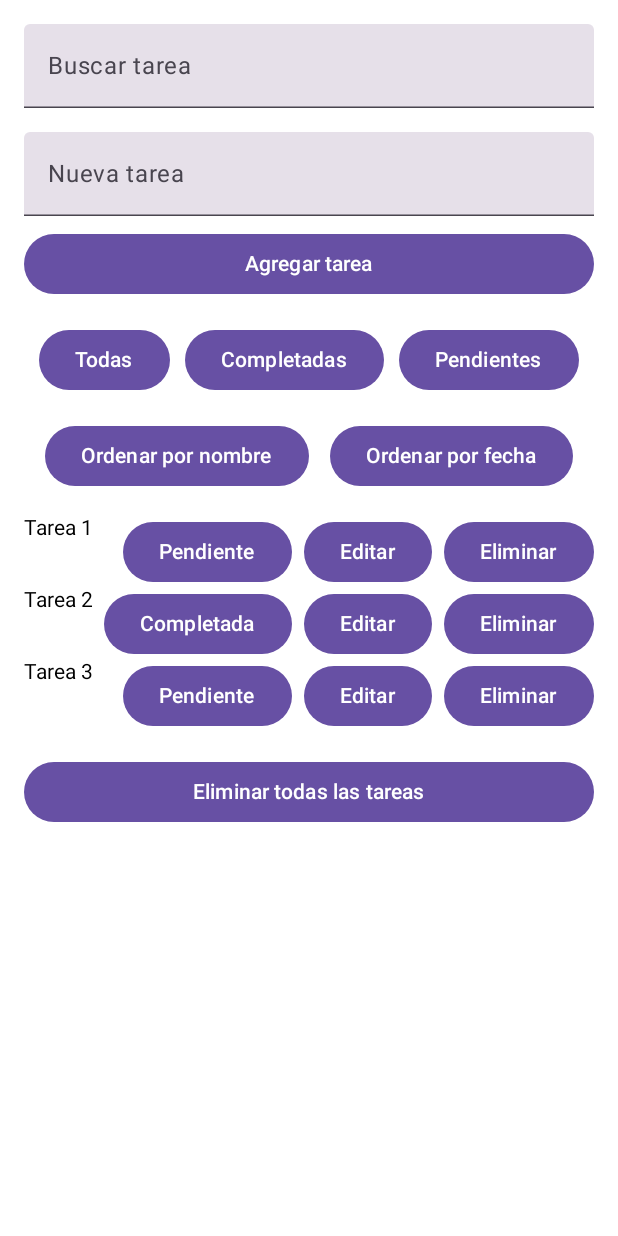
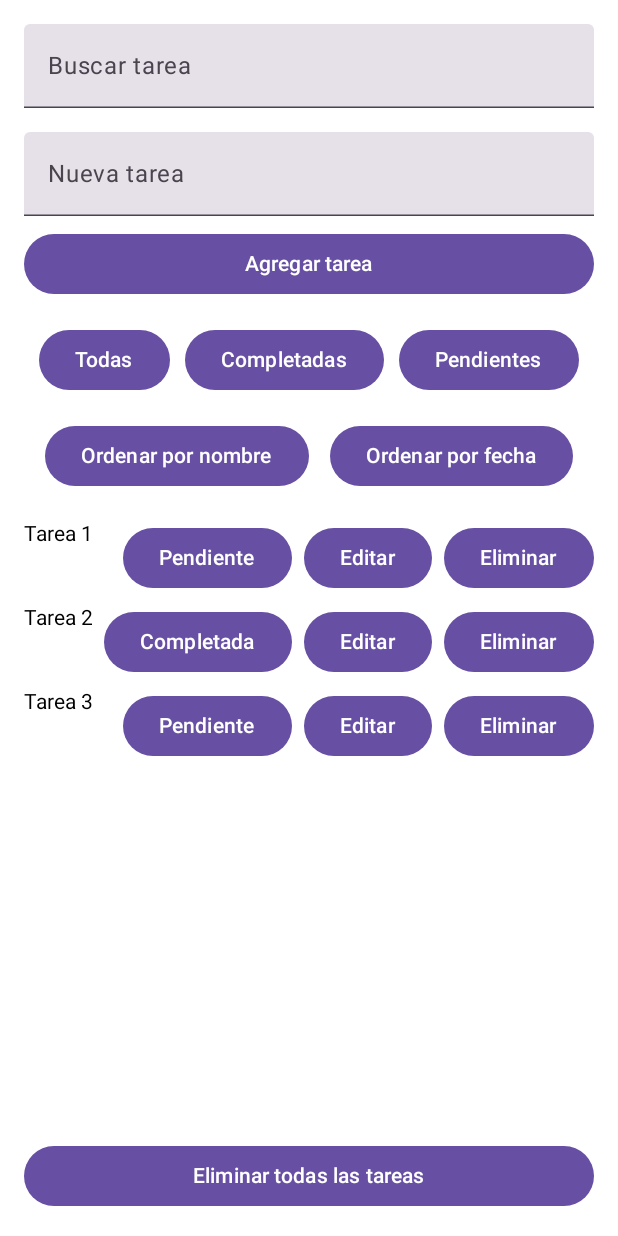
Before and after one commit to BSegovia-Tecsup/lab08, an Android app built with Jetpack Compose: the @Preview function PreviewTaskScreen, on a phone screen of 412 x 824 dp. Run offline under Robolectric (Android 15) with nearby library versions, the phone set to English and light mode, and no system bars; our stand-ins replace Room's generated code.

Commit message:
Funcionalidad correcta

```diff
--- a/app/src/main/java/com/example/lab08/MainActivity.kt
+++ b/app/src/main/java/com/example/lab08/MainActivity.kt
@@ -1,10 +1,11 @@
 package com.example.lab08
-
 
 import android.os.Bundle
 import androidx.activity.ComponentActivity
 import androidx.activity.compose.setContent
 import androidx.compose.foundation.layout.*
+import androidx.compose.foundation.lazy.LazyColumn
+import androidx.compose.foundation.lazy.items
 import androidx.compose.material3.*
 import androidx.compose.runtime.*
 import androidx.compose.ui.Modifier
@@ -32,7 +33,6 @@ class MainActivity : ComponentActivity() {
             }
         }
     }
-
 }
 
 @Composable
@@ -41,7 +41,6 @@ fun TaskScreen(viewModel: TaskViewModel) {
     val coroutineScope = rememberCoroutineScope()
     var newTaskDescription by remember { mutableStateOf("") }
     var searchQuery by remember { mutableStateOf("") }
-
     var isEditing by remember { mutableStateOf(false) }
     var taskToEdit by remember { mutableStateOf<Task?>(null) }
 
@@ -92,7 +91,7 @@ fun TaskScreen(viewModel: TaskViewModel) {
 
         Spacer(modifier = Modifier.height(16.dp))
 
-        // Botones para filtrar tareas
+        // Botones para filtrar y ordenar tareas
         Row(
             horizontalArrangement = Arrangement.SpaceEvenly,
             modifier = Modifier.fillMaxWidth()
@@ -110,7 +109,6 @@ fun TaskScreen(viewModel: TaskViewModel) {
 
         Spacer(modifier = Modifier.height(16.dp))
 
-        // Botones para ordenar tareas
         Row(
             horizontalArrangement = Arrangement.SpaceEvenly,
             modifier = Modifier.fillMaxWidth()
@@ -121,15 +119,17 @@ fun TaskScreen(viewModel: TaskViewModel) {
             Button(onClick = { viewModel.sortTasksByDate() }) {
                 Text("Ordenar por fecha")
             }
-
         }
 
         Spacer(modifier = Modifier.height(16.dp))
 
-        // Mostrar tareas según el filtro aplicado
-        tasks.forEach { task ->
+        // Barra de desplazamiento para mostrar tareas
+        LazyColumn(
+            modifier = Modifier.weight(1F)
+        ) {
+            items(tasks) { task ->
                 Row(
-                modifier = Modifier.fillMaxWidth(),
+                    modifier = Modifier.fillMaxWidth().padding(vertical = 4.dp),
                     horizontalArrangement = Arrangement.SpaceBetween
                 ) {
                     Text(text = task.description)
@@ -154,6 +154,7 @@ fun TaskScreen(viewModel: TaskViewModel) {
                             viewModel.deleteTask(task)
                         }) {
                             Text("Eliminar")
+                        }
                     }
                 }
             }
```
Lines whose indentation alone changed are shown as unchanged.
